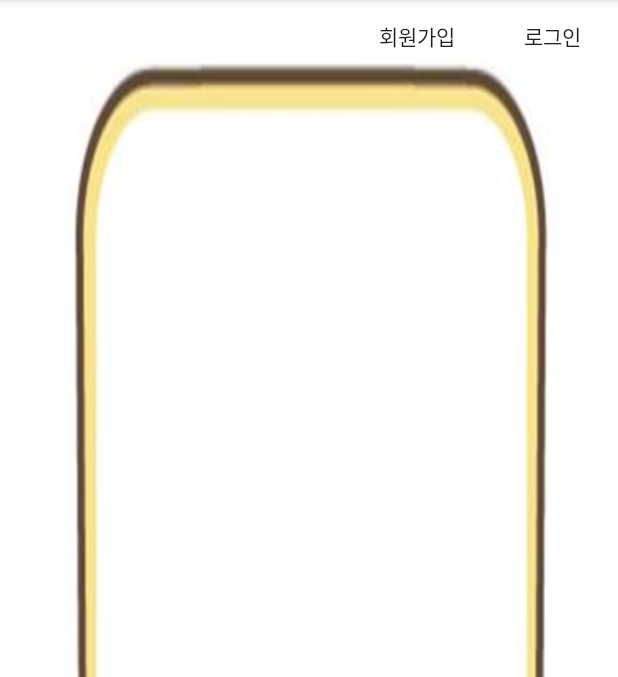
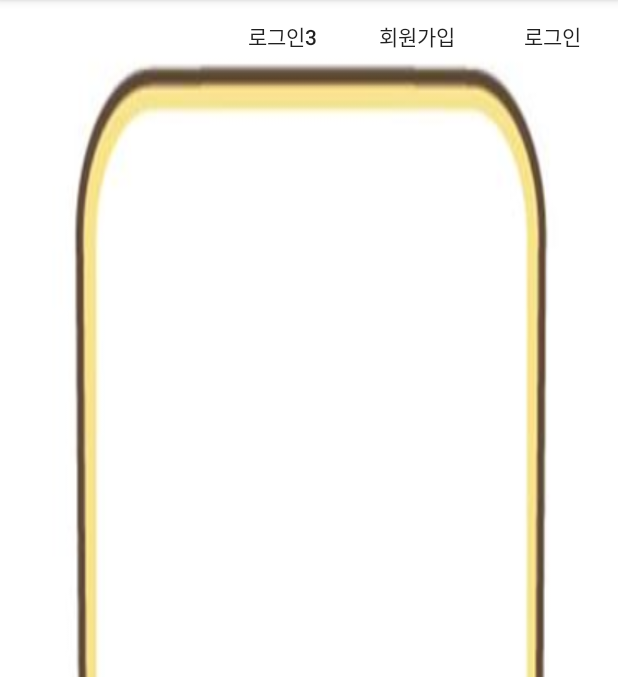
Before and after one commit to ehsehs90/Safebusfinalproject, an Android app: the screen it shows after launch (MainActivity), on a phone screen of 412 x 824 dp, the part 84-761 px from its top. Run offline under Robolectric (Android 15) with nearby library versions, the phone set to English and light mode, and no system bars.

Commit message:
commitjin2

```diff
--- a/app/build.gradle
+++ b/app/build.gradle
@@ -68,3 +68,8 @@ dependencies {
     implementation 'androidx.appcompat:appcompat:+'
     implementation 'androidx.constraintlayout:constraintlayout:+'
 }
+
+dependencies {
+    implementation 'androidx.appcompat:appcompat:+'
+    implementation 'androidx.constraintlayout:constraintlayout:+'
+}
--- a/app/src/main/java/com/example/safebusfinalproject/MainActivity.java
+++ b/app/src/main/java/com/example/safebusfinalproject/MainActivity.java
@@ -18,6 +18,7 @@ public class MainActivity extends AppCompatActivity {
         Button loginBtn = (Button)findViewById(R.id.loginBtn);
         Button seatBtn = (Button)findViewById(R.id.seatBtn);
         Button messageBtn = (Button)findViewById(R.id.messageBtn);
+        Button login3Btn = (Button)findViewById(R.id.login3Btn);
 
         // (Android의 전형적인 event처리방식)
         settingBtn.setOnClickListener(new View.OnClickListener() {
@@ -75,6 +76,17 @@ public class MainActivity extends AppCompatActivity {
             }
         });
 
+        login3Btn.setOnClickListener(new View.OnClickListener() {
+            @Override
+            public void onClick(View view) {
+                // 버튼을 눌렀을 때 서비스를 생성하고 실행.
+
+                Intent i = new Intent(MainActivity.this, Login3Activity.class);
+                startActivity(i);
+
+            }
+        });
+
 
 
         //버튼 ->  리스너
--- a/app/src/main/java/com/example/safebusfinalproject/RegisterActivity.java
+++ b/app/src/main/java/com/example/safebusfinalproject/RegisterActivity.java
@@ -20,7 +20,7 @@ public class RegisterActivity extends AsyncTask<String, Void, String> {
             String str;
 
             // 접속할 서버 주소 (이클립스에서 android.jsp 실행시 웹브라우저 주소)
-            URL url = new URL("http://70.12.115.54:8090/bus/androidDB.jsp");
+            URL url = new URL("http://70.12.115.53:8080/sendmsg/androidDB.jsp");
 
             HttpURLConnection conn = (HttpURLConnection) url.openConnection();
             conn.setRequestProperty("Content-Type", "application/x-www-form-urlencoded");
--- a/app/src/main/res/layout/activity_main.xml
+++ b/app/src/main/res/layout/activity_main.xml
@@ -39,6 +39,14 @@
             android:background="@color/투명Button"
             android:text="로그인" />
 
+        <Button
+            android:id="@+id/login3Btn"
+            android:layout_width="wrap_content"
+            android:layout_height="wrap_content"
+            android:layout_gravity="top|right"
+            android:layout_marginRight="180dp"
+            android:background="@color/투명Button"
+            android:text="로그인3" />
 
     </FrameLayout>
 
```
Also changed, not shown: app/src/main/AndroidManifest.xml (+4 -5 lines), app/src/main/java/com/example/safebusfinalproject/Login3Activity.java (added, +14 -0 lines), app/src/main/res/layout/activity_login3.xml (added, +9 -0 lines).
